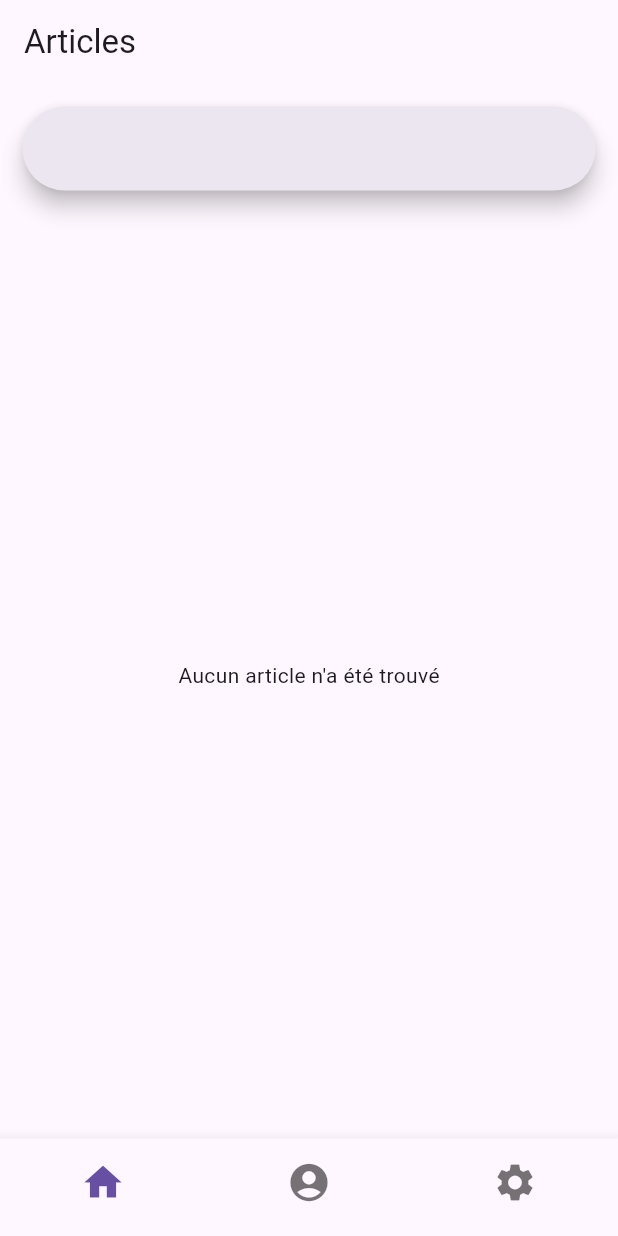
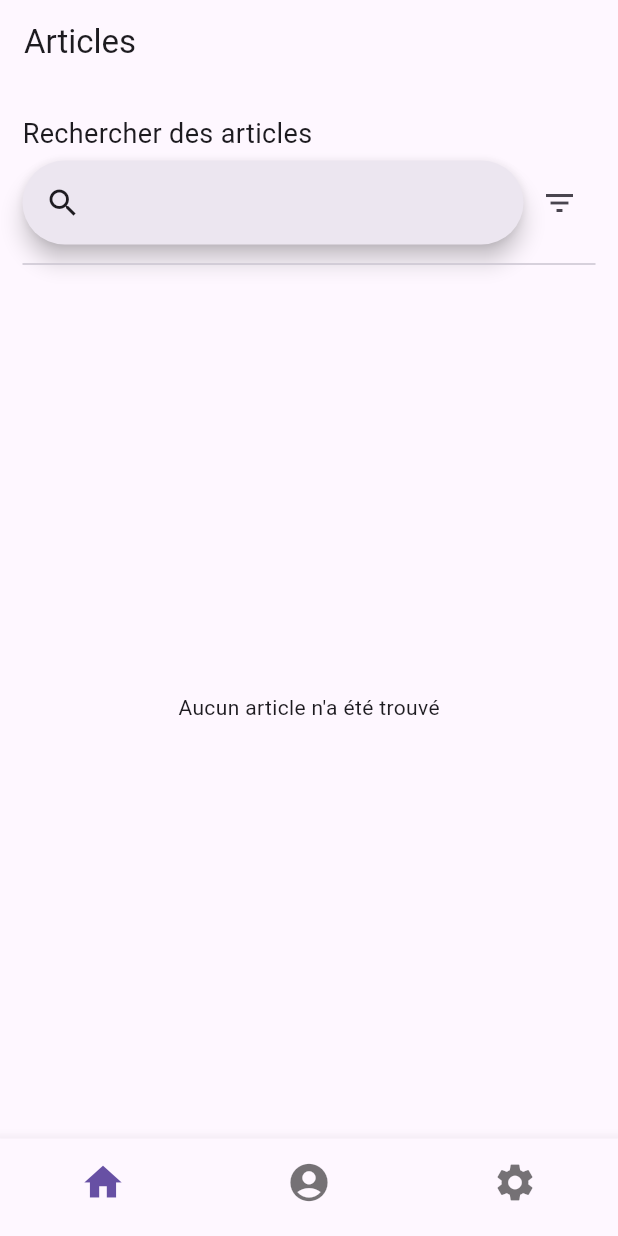
Before and after one commit to sturquier/thoth, a Flutter app: the screen it shows after launch, on a phone screen of 412 x 824 dp. Run offline on Flutter 3.47's test engine with Material 2 defaults, Android fonts, the light colour scheme and no system bars; our stand-ins replace firebase_core, firebase_database, go_router; accounts and stored records are empty; generated files the repository leaves out were written again.

Commit message:
Improve crawler. Refactor widgets & setup filters dialog

```diff
--- a/lib/config/crawlers.dart
+++ b/lib/config/crawlers.dart
@@ -1,7 +1,9 @@
+import 'package:thoth/models/article.dart';
 import 'package:thoth/services/crawlers.dart';
 
 enum CrawlingStatus { notCrawled, crawling, success, failure }
 
-final Map<String, Future<bool> Function()> crawlers = {
+final Map<String, Future<bool> Function(List<Article> existingArticles)>
+    crawlers = {
   'LogRocket': crawlLogRocket,
 };
--- a/lib/main.dart
+++ b/lib/main.dart
@@ -1,10 +1,13 @@
 import 'package:firebase_core/firebase_core.dart';
 import 'package:flutter/material.dart';
+import 'package:intl/date_symbol_data_local.dart';
 import 'package:thoth/config/firebase_options.dart';
 import 'package:thoth/config/router.dart';
 
 void main() async {
   WidgetsFlutterBinding.ensureInitialized();
+
+  await initializeDateFormatting('fr_FR');
 
   await Firebase.initializeApp(
     options: DefaultFirebaseOptions.currentPlatform,
--- a/lib/models/article.dart
+++ b/lib/models/article.dart
@@ -1,11 +1,35 @@
+import 'package:thoth/models/website.dart';
+
 class Article {
   final String title;
+  final String description;
+  final String url;
+  final String image;
+  final DateTime createdAt;
+  final Website website;
 
-  const Article({
-    required this.title,
-  });
+  const Article(
+      {required this.title,
+      required this.description,
+      required this.url,
+      required this.image,
+      required this.createdAt,
+      required this.website});
 
-  Article.fromJson(Map<String, dynamic> json) : title = json['title'];
+  Article.fromJson(Map<String, dynamic> json)
+      : title = json['title'],
+        description = json['description'],
+        url = json['url'],
+        image = json['image'],
+        createdAt = DateTime.fromMillisecondsSinceEpoch(json['createdAt']),
+        website = Website.fromJson(Map<String, dynamic>.from(json['website']));
 
-  Map<String, dynamic> toJson() => {'title': title};
+  Map<String, dynamic> toJson() => {
+        'title': title,
+        'description': description,
+        'url': url,
+        'image': image,
+        'createdAt': createdAt.millisecondsSinceEpoch,
+        'website': website.toJson()
+      };
 }
--- a/lib/models/website.dart
+++ b/lib/models/website.dart
@@ -6,4 +6,10 @@ class Website {
     required this.name,
     required this.url,
   });
+
+  Website.fromJson(Map<String, dynamic> json)
+      : name = json['name'],
+        url = json['url'];
+
+  Map<String, dynamic> toJson() => {'name': name, 'url': url};
 }
--- a/lib/screens/home/home.dart
+++ b/lib/screens/home/home.dart
@@ -1,6 +1,8 @@
 import 'package:flutter/material.dart';
 import 'package:thoth/models/article.dart';
 import 'package:thoth/services/articles.dart';
+import 'package:thoth/widgets/card/card.dart';
+import 'package:thoth/widgets/dialog/dialog.dart';
 import 'package:thoth/widgets/input/input.dart';
 
 class HomeScreen extends StatefulWidget {
@@ -27,18 +29,47 @@ class _HomeScreenState extends State<HomeScreen> {
         .toList();
   }
 
+  void _openFiltersList(BuildContext context) {
+    showDialog(
+        context: context,
+        builder: (BuildContext context) => const ArticleDialogWidget());
+  }
+
   @override
   Widget build(BuildContext context) {
     return Scaffold(
       appBar: AppBar(title: const Text('Articles')),
       body: Column(
         children: [
-          Padding(
-            padding: const EdgeInsets.all(15.0),
-            child: InputSearchWidget(
-                onChangedCallback: (String? value) =>
-                    setState(() => _search = value!)),
-          ),
+          Container(
+              padding: const EdgeInsets.symmetric(horizontal: 15),
+              child: Column(
+                  crossAxisAlignment: CrossAxisAlignment.start,
+                  children: [
+                    const SizedBox(
+                      height: 20,
+                    ),
+                    const Text(
+                      'Rechercher des articles',
+                      style: TextStyle(fontSize: 18),
+                    ),
+                    const SizedBox(
+                      height: 5,
+                    ),
+                    Row(mainAxisSize: MainAxisSize.min, children: [
+                      Expanded(
+                          child: InputSearchWidget(
+                              onChangedCallback: (String? value) =>
+                                  setState(() => _search = value!))),
+                      IconButton(
+                          icon: const Icon(Icons.filter_list),
+                          onPressed: () => _openFiltersList(context))
+                    ]),
+                    const SizedBox(
+                      height: 5,
+                    ),
+                    const Divider(),
+                  ])),
           Expanded(
             child: FutureBuilder<List<Article>>(
               future: _articles,
@@ -56,12 +87,10 @@ class _HomeScreenState extends State<HomeScreen> {
                     padding: const EdgeInsets.symmetric(horizontal: 15),
                     itemCount: _filteredArticles(snapshot.data!).length,
                     itemBuilder: (BuildContext context, int index) {
-                      return Card(
-                        child: Center(
-                          child: Text(
-                              _filteredArticles(snapshot.data!)[index].title),
-                        ),
-                      );
+                      Article article =
+                          _filteredArticles(snapshot.data!)[index];
+
+                      return ArticleCardWidget(article: article);
                     },
                   );
                 }
--- a/lib/widgets/input/input.dart
+++ b/lib/widgets/input/input.dart
@@ -24,6 +24,9 @@ class _InputSearchWidgetState extends State<InputSearchWidget> {
   Widget build(BuildContext context) {
     return SearchBar(
       controller: _searchController,
+      leading: const Icon(Icons.search),
+      padding:
+          const MaterialStatePropertyAll(EdgeInsets.symmetric(horizontal: 15)),
       onChanged: widget.onChangedCallback,
     );
   }
--- a/pubspec.yaml
+++ b/pubspec.yaml
@@ -40,6 +40,7 @@ dependencies:
   firebase_database: ^10.2.7
   http: ^1.1.0
   html: ^0.15.4
+  intl: ^0.18.1
 
 dev_dependencies:
   flutter_test:
```
Also changed, not shown: lib/screens/settings/settings.dart (+6 -2 lines), lib/services/crawlers.dart (+45 -7 lines), lib/widgets/card/card.dart (added, +32 -0 lines), lib/widgets/dialog/dialog.dart (added, +25 -0 lines), pubspec.lock.
